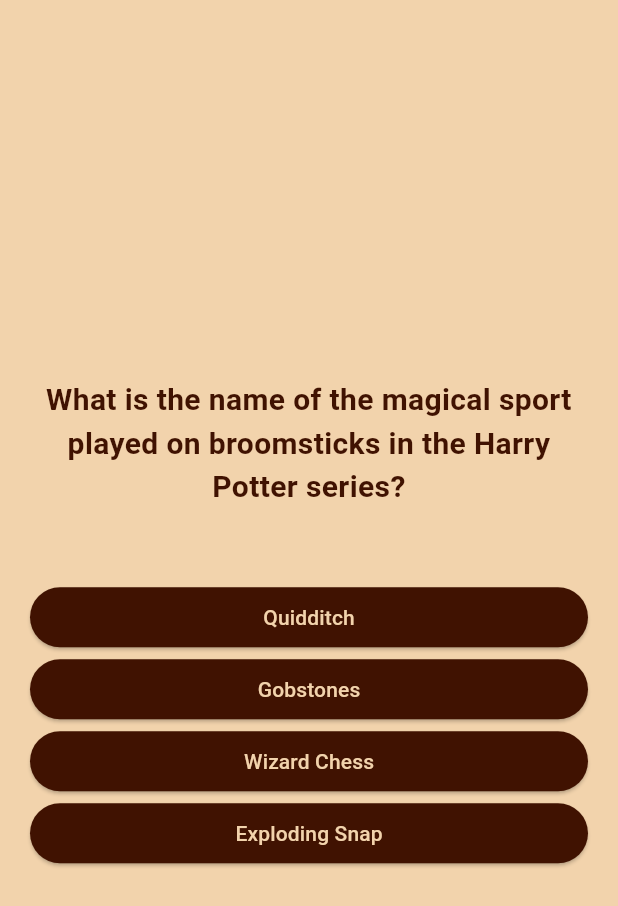
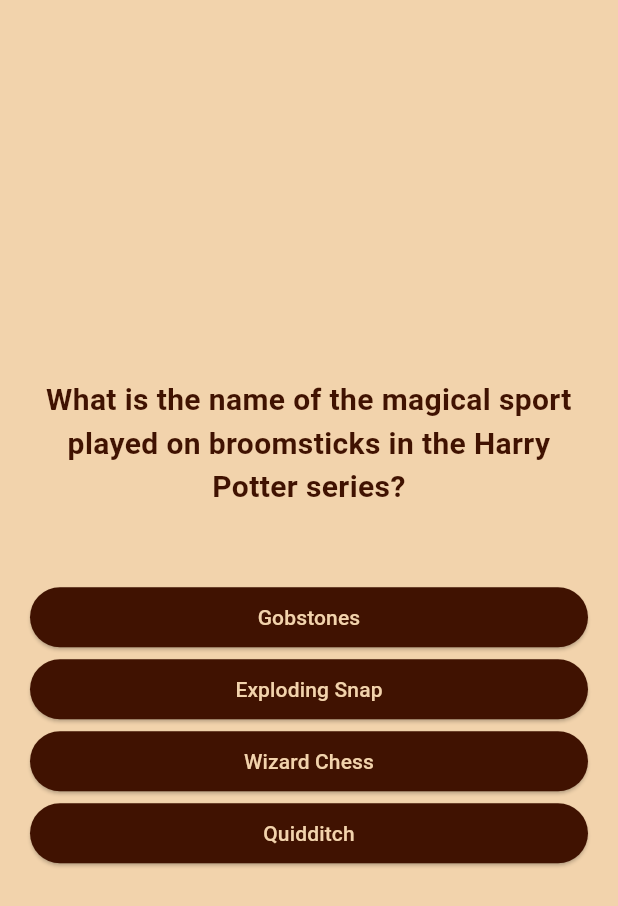
Before and after one commit to H4hmad/harry_potter_quiz, a Flutter app: the screen it shows after launch, after a tap on "Start Quiz!", on a phone screen of 412 x 824 dp. Shown: the top 906 px of the screen. Run offline on Flutter 3.47's test engine with Material 3 defaults, Android fonts, the phone set to English and light mode, and no system bars.

Commit message:
Storing the user selected answer and resetting

```diff
--- a/harry_potter_quiz/lib/app_answer_button.dart
+++ b/harry_potter_quiz/lib/app_answer_button.dart
@@ -22,7 +22,10 @@
           borderRadius: BorderRadius.circular(25),
         ),
       ),
-      child: Text(answerText),
+      child: Text(
+        answerText,
+        textAlign: TextAlign.center,
+      ),
     );
   }
 }
--- a/harry_potter_quiz/lib/app_questions_screen.dart
+++ b/harry_potter_quiz/lib/app_questions_screen.dart
@@ -3,18 +3,27 @@
 import 'package:harry_potter_quiz/data/questions.dart';
 
 class QuestionsScreen extends StatefulWidget {
-  const QuestionsScreen({super.key});
+  QuestionsScreen({super.key, required this.onSelectAnswer});
 
+  void Function(String answer) onSelectAnswer;
   @override
   State<QuestionsScreen> createState() => _QuestionsScreenState();
 }
 
 //a
 class _QuestionsScreenState extends State<QuestionsScreen> {
-  final currentQuestion = questions[0];
+  var currentQuestionIndex = 0;
+
+  void answerQuestion(String selectedAnswer) {
+    setState(() {
+      widget.onSelectAnswer(selectedAnswer);
+      currentQuestionIndex++;
+    });
+  }
 
   @override
   Widget build(BuildContext context) {
+    final currentQuestion = questions[currentQuestionIndex];
     return SizedBox(
       width: double.infinity,
       child: Container(
@@ -35,8 +44,12 @@
               ),
             ),
             const SizedBox(height: 40),
-            ...currentQuestion.answerList.map((answer) {
-              return AnswerButton(answerText: answer, onAnswerSelect: () {});
+            ...currentQuestion.getShuffledAnswerList().map((answer) {
+              return AnswerButton(
+                  answerText: answer,
+                  onAnswerSelect: () {
+                    answerQuestion(answer);
+                  });
             }),
           ],
         ),
--- a/harry_potter_quiz/lib/app_quiz.dart
+++ b/harry_potter_quiz/lib/app_quiz.dart
@@ -1,4 +1,5 @@
 import 'package:flutter/material.dart';
+import 'package:harry_potter_quiz/data/questions.dart';
 import 'package:harry_potter_quiz/start-screen.dart';
 import 'package:harry_potter_quiz/app_questions_screen.dart';
 
@@ -10,6 +11,7 @@
 }
 
 class _QuizState extends State<Quiz> {
+  List<String> selectedAnswers = [];
   Widget? activeScreen;
 
   @override
@@ -20,8 +22,19 @@
 
   void switchScreen() {
     setState(() {
-      activeScreen = const QuestionsScreen();
+      activeScreen = QuestionsScreen(onSelectAnswer: collectAnswers);
     });
+  }
+
+  void collectAnswers(String answer) {
+    selectedAnswers.add(answer);
+
+    if (selectedAnswers.length == questions.length) {
+      setState(() {
+        selectedAnswers = [];
+        activeScreen = HomeScreen(switchScreen);
+      });
+    }
   }
 
   @override
--- a/harry_potter_quiz/lib/models/questions_model.dart
+++ b/harry_potter_quiz/lib/models/questions_model.dart
@@ -3,4 +3,10 @@
 
   final String questionText;
   final List<String> answerList;
+
+  List<String> getShuffledAnswerList() {
+    final shuffledAnswersList = List.of(answerList);
+    shuffledAnswersList.shuffle();
+    return shuffledAnswersList;
+  }
 }
```
